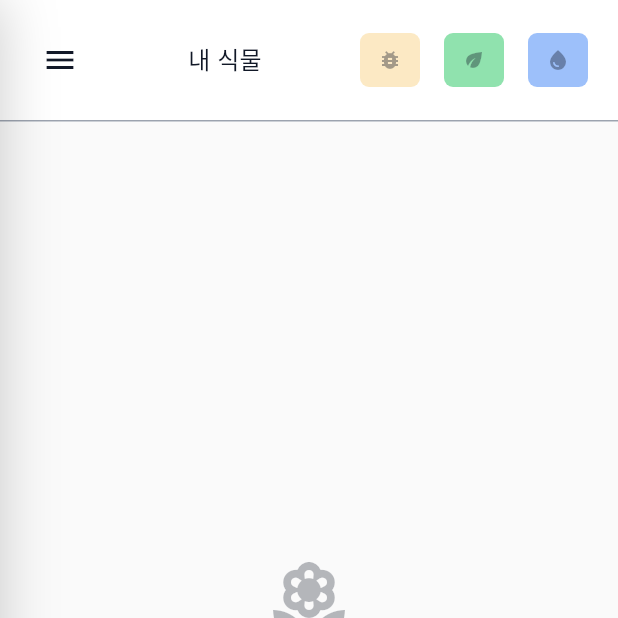
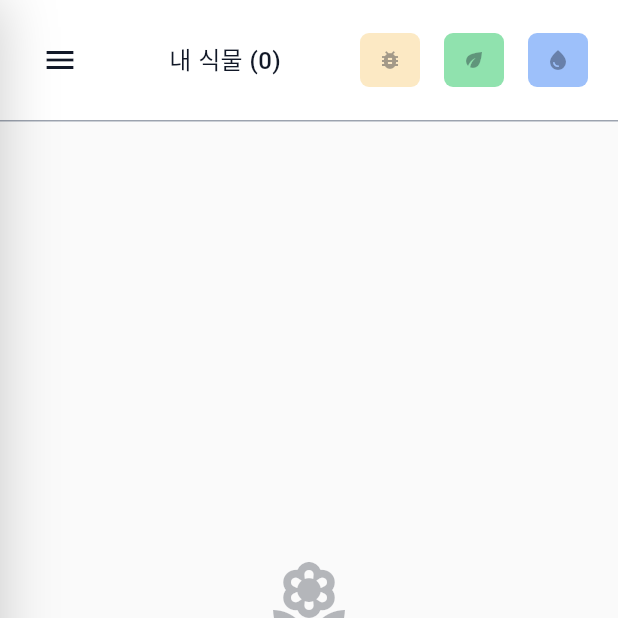
Before and after one commit to uh1217/plant-management-app, a Flutter app: the screen it shows once a user with an empty profile is signed in, on a phone screen of 412 x 824 dp, the top half of it. Run offline on Flutter 3.47's test engine with Material 3 defaults, Android fonts, the phone set to English and light mode, and no system bars; drawn by our look-alikes of showcaseview; our stand-ins replace cached_network_image, cloud_firestore, firebase_ai, firebase_auth, firebase_core, firebase_storage and 7 more; accounts and stored records are empty; generated files the repository leaves out were written again; statements that could not run were skipped.

Commit message:
2.4.5 버튼 로직 수정 및 테마 추가

```diff
--- a/lib/presentation/app_colors.dart
+++ b/lib/presentation/app_colors.dart
@@ -23,6 +23,7 @@ class AppColors {
   static const gray700 = Color(0xFF374151);
   static const gray800 = Color(0xFF1F2937);
   static const gray900 = Color(0xFF111827);
+  static const black = Color.fromARGB(255, 0, 0, 0);
 
   // Background
   static const background = Color(0xFFFAFAFA);
--- a/lib/presentation/app_theme.dart
+++ b/lib/presentation/app_theme.dart
@@ -8,6 +8,7 @@ enum AppThemeType {
   light,
   dark,
   starbucks,
+  black_white,
   // 여기에 추가: forest, ocean, cherry, ...
 }
 
@@ -48,9 +49,14 @@ class AppTheme {
       backgroundColor: AppColors.primaryBlue,
     ),
     AppThemeType.starbucks: AppThemeMeta(
-      label: 'Starbucks',
+      label: '포레스트 그린',
       primaryColor: AppColors.starbucksGreen,
       backgroundColor: AppColors.starbucksGold,
+    ),
+    AppThemeType.black_white: AppThemeMeta(
+      label: '블랙&화이트',
+      primaryColor: AppColors.black,
+      backgroundColor: AppColors.white,
     ),
     // 새 테마 추가 시 여기에 메타 정보를 넣으세요.
   };
@@ -61,6 +67,7 @@ class AppTheme {
     AppThemeType.light: _lightTheme,
     AppThemeType.dark: _darkTheme,
     AppThemeType.starbucks: _starbucksTheme,
+    AppThemeType.black_white: _black_whiteTheme,
     // 새 테마 추가 시 여기에 ThemeData를 연결하세요.
   };
 
@@ -163,4 +170,24 @@ class AppTheme {
       error: AppColors.statusRed,
     ),
   );
+
+
+  static final ThemeData _black_whiteTheme = ThemeData(
+    brightness: Brightness.dark,
+    scaffoldBackgroundColor: AppColors.black,    // 전체 배경: #27251F
+    dividerColor: AppColors.white,
+    colorScheme: ColorScheme.dark(
+      primary: AppColors.gray400, //선택시 강조
+      secondary: AppColors.white,
+      tertiary: Colors.transparent,          // 이미지 섹션 오버레이 완전 투명
+      surface: AppColors.black,             // 헤더 배경: #27251F
+      onSurface: AppColors.white,                    // 헤더 텍스트: #FFFFFF
+      surfaceContainer: AppColors.black,     // 카드 배경: starbucksGold
+      onSurfaceVariant: AppColors.white,    // 카드 텍스트: #27251F
+      surfaceContainerLow: AppColors.black, // 사이드바 배경: #27251F
+      surfaceContainerHigh: AppColors.black,// 사이드바 헤더: #27251F
+      outline: AppColors.white,              // 사이드바 텍스트: starbucksGold
+      error: AppColors.statusRed,
+    ),
+  );
 }
--- a/lib/presentation/views/home_screen.dart
+++ b/lib/presentation/views/home_screen.dart
@@ -847,10 +847,10 @@ class _HomeScreenState extends State<HomeScreen> {
                 ),
                 Text(
                   _activeSearchQuery.isNotEmpty
-                      ? "'$_activeSearchQuery' 검색"
+                      ? "'$_activeSearchQuery' 검색 (${_filteredPlants.length})"
                       : _selectedDate != null
-                          ? '물주기 $_selectedDate'
-                          : (_selectedCategory ?? '내 식물'),
+                          ? '물주기 $_selectedDate (${_filteredPlants.length})'
+                          : '${_selectedCategory ?? '내 식물'} (${_filteredPlants.length})',
                   style: TextStyle(
                     fontSize: 16,
                     color: colorScheme.onSurface,
--- a/lib/presentation/widgets/plant_list_card.dart
+++ b/lib/presentation/widgets/plant_list_card.dart
@@ -54,7 +54,7 @@ class _PlantListCardState extends State<PlantListCard> {
         AppTheme.themeNotifier.value == AppThemeType.starbucks;
 
     const Color green  = Color(0xFF16A34A); // green-700
-    const Color yellow = Color(0xFFCA8A04); // yellow-600
+    const Color yellow = Color.fromARGB(255, 223, 219, 5); // yellow-600
 
     if (daysUntil >= 3) {
       // 3일 이상 여유 → 초록 (starbucks 테마는 흰색)
--- a/pubspec.yaml
+++ b/pubspec.yaml
@@ -17,7 +17,7 @@ publish_to: 'none' # Remove this line if you wish to publish to pub.dev
 # https://developer.apple.com/library/archive/documentation/General/Reference/InfoPlistKeyReference/Articles/CoreFoundationKeys.html
 # In Windows, build-name is used as the major, minor, and patch parts
 # of the product and file versions while build-number is used as the build suffix.
-version: 2.4.4+20
+version: 2.4.5+21
 
 environment:
   sdk: ^3.10.3
```
Also changed, not shown: lib/data/datasources/plant_remote_datasource.dart (+43 -13 lines), lib/presentation/viewmodels/home_view_model.dart (+11 -1 lines), lib/presentation/widgets/app_sidebar.dart (+14 -23 lines).
